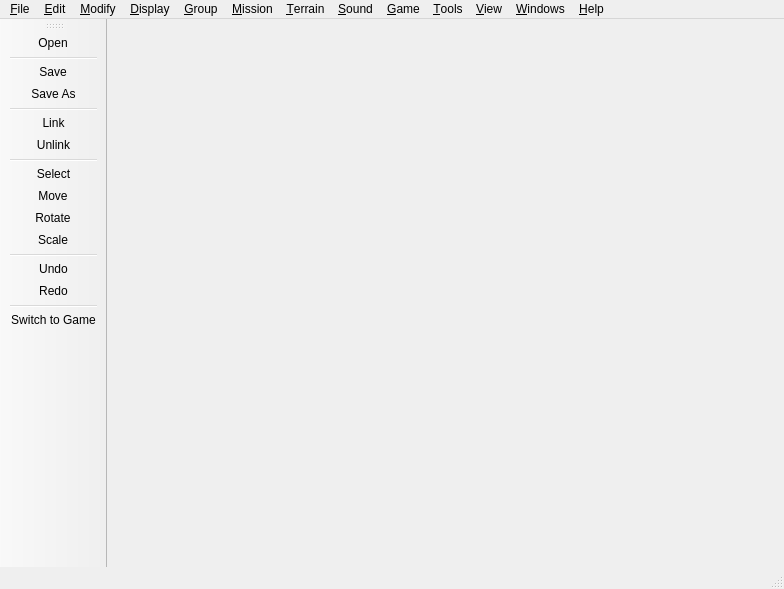
This is Code/Sandbox/Editor/Qt/EditorMainFrame.ui in fromasmtodisasm/BlackBox as Qt 5 draws it before an edit. The edited form follows.
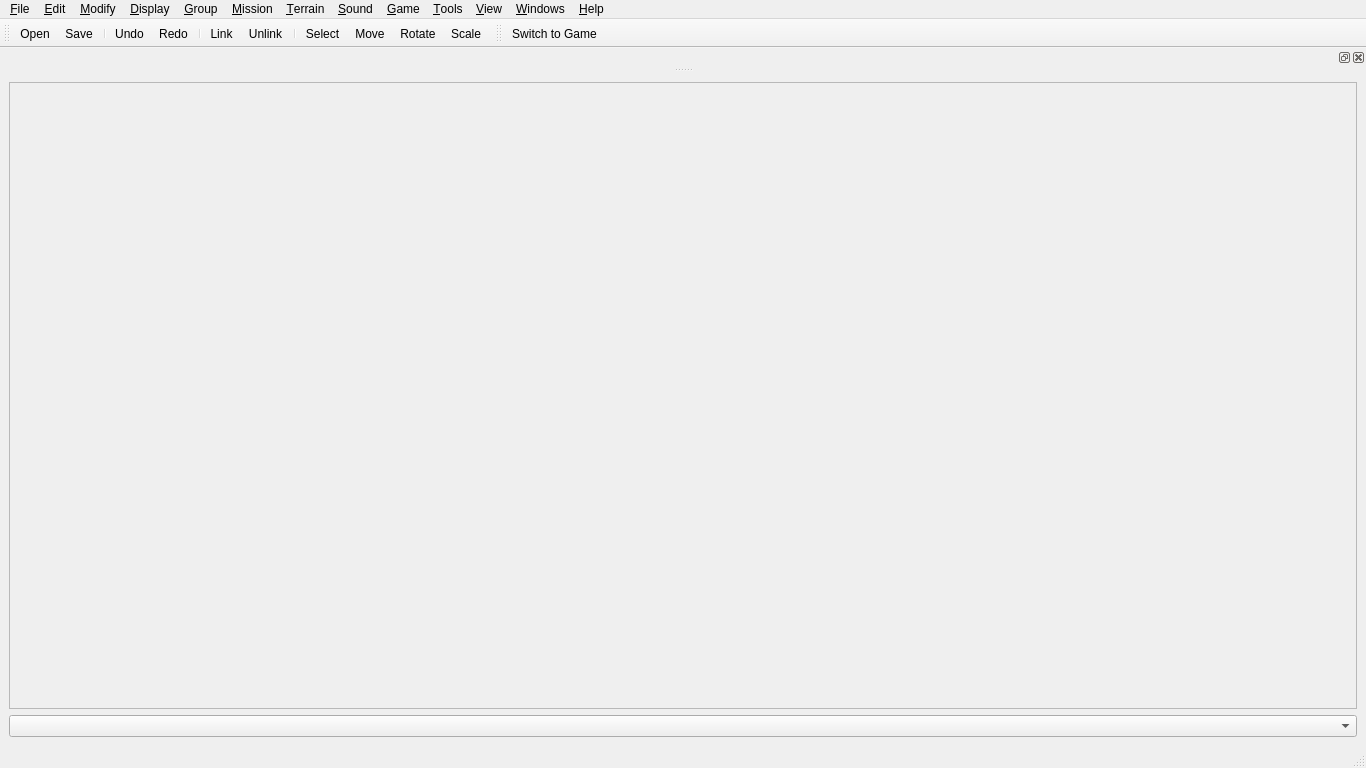
This is the edited form. Icons and pictures are not drawn.

```diff
--- a/Code/Sandbox/Editor/Qt/EditorMainFrame.ui
+++ b/Code/Sandbox/Editor/Qt/EditorMainFrame.ui
@@ -6,8 +6,8 @@
    <rect>
     <x>0</x>
     <y>0</y>
-    <width>784</width>
-    <height>589</height>
+    <width>1366</width>
+    <height>768</height>
    </rect>
   </property>
   <property name="sizePolicy">
@@ -16,6 +16,12 @@
     <verstretch>0</verstretch>
    </sizepolicy>
   </property>
+  <property name="minimumSize">
+   <size>
+    <width>1366</width>
+    <height>768</height>
+   </size>
+  </property>
   <property name="windowTitle">
    <string>Editor</string>
   </property>
@@ -23,15 +29,38 @@
    <iconset>
     <normaloff>../../../../../../../../.designer/backup/Data/images/icon.ico</normaloff>../../../../../../../../.designer/backup/Data/images/icon.ico</iconset>
   </property>
+  <property name="styleSheet">
+   <string notr="true">QMainWindow {
+	color: qlineargradient(spread:pad, x1:0, y1:0, x2:1, y2:0, stop:0 rgba(0, 0, 0, 255), stop:1 rgba(255, 255, 255, 255));
+}</string>
+  </property>
   <widget class="QWidget" name="centralwidget">
-   <layout class="QHBoxLayout" name="horizontalLayout"/>
+   <layout class="QHBoxLayout" name="horizontalLayout">
+    <item>
+     <layout class="QVBoxLayout" name="verticalLayout">
+      <item>
+       <widget class="QFrame" name="frame">
+        <property name="frameShape">
+         <enum>QFrame::StyledPanel</enum>
+        </property>
+        <property name="frameShadow">
+         <enum>QFrame::Raised</enum>
+        </property>
+       </widget>
+      </item>
+      <item>
+       <widget class="QComboBox" name="comboBox"/>
+      </item>
+     </layout>
+    </item>
+   </layout>
   </widget>
   <widget class="QMenuBar" name="menubar">
    <property name="geometry">
     <rect>
      <x>0</x>
      <y>0</y>
-     <width>784</width>
+     <width>1366</width>
      <height>22</height>
     </rect>
    </property>
@@ -175,15 +204,16 @@
     <string>toolBar</string>
    </property>
    <attribute name="toolBarArea">
-    <enum>LeftToolBarArea</enum>
+    <enum>TopToolBarArea</enum>
    </attribute>
    <attribute name="toolBarBreak">
     <bool>false</bool>
    </attribute>
    <addaction name="actionOpen"/>
-   <addaction name="separator"/>
    <addaction name="action_Save"/>
-   <addaction name="actionSave_As"/>
+   <addaction name="separator"/>
+   <addaction name="actionUndo"/>
+   <addaction name="actionRedo"/>
    <addaction name="separator"/>
    <addaction name="actionLink"/>
    <addaction name="actionUnlink"/>
@@ -192,10 +222,23 @@
    <addaction name="actionMove"/>
    <addaction name="actionRotate"/>
    <addaction name="actionScale"/>
-   <addaction name="separator"/>
-   <addaction name="actionUndo"/>
-   <addaction name="actionRedo"/>
-   <addaction name="separator"/>
+  </widget>
+  <widget class="QDockWidget" name="dockWidget">
+   <attribute name="dockWidgetArea">
+    <number>4</number>
+   </attribute>
+   <widget class="QWidget" name="dockWidgetContents"/>
+  </widget>
+  <widget class="QToolBar" name="toolBar_2">
+   <property name="windowTitle">
+    <string>toolBar_2</string>
+   </property>
+   <attribute name="toolBarArea">
+    <enum>TopToolBarArea</enum>
+   </attribute>
+   <attribute name="toolBarBreak">
+    <bool>false</bool>
+   </attribute>
    <addaction name="actionSwitch_to_Game"/>
   </widget>
   <action name="action_Create">
```
